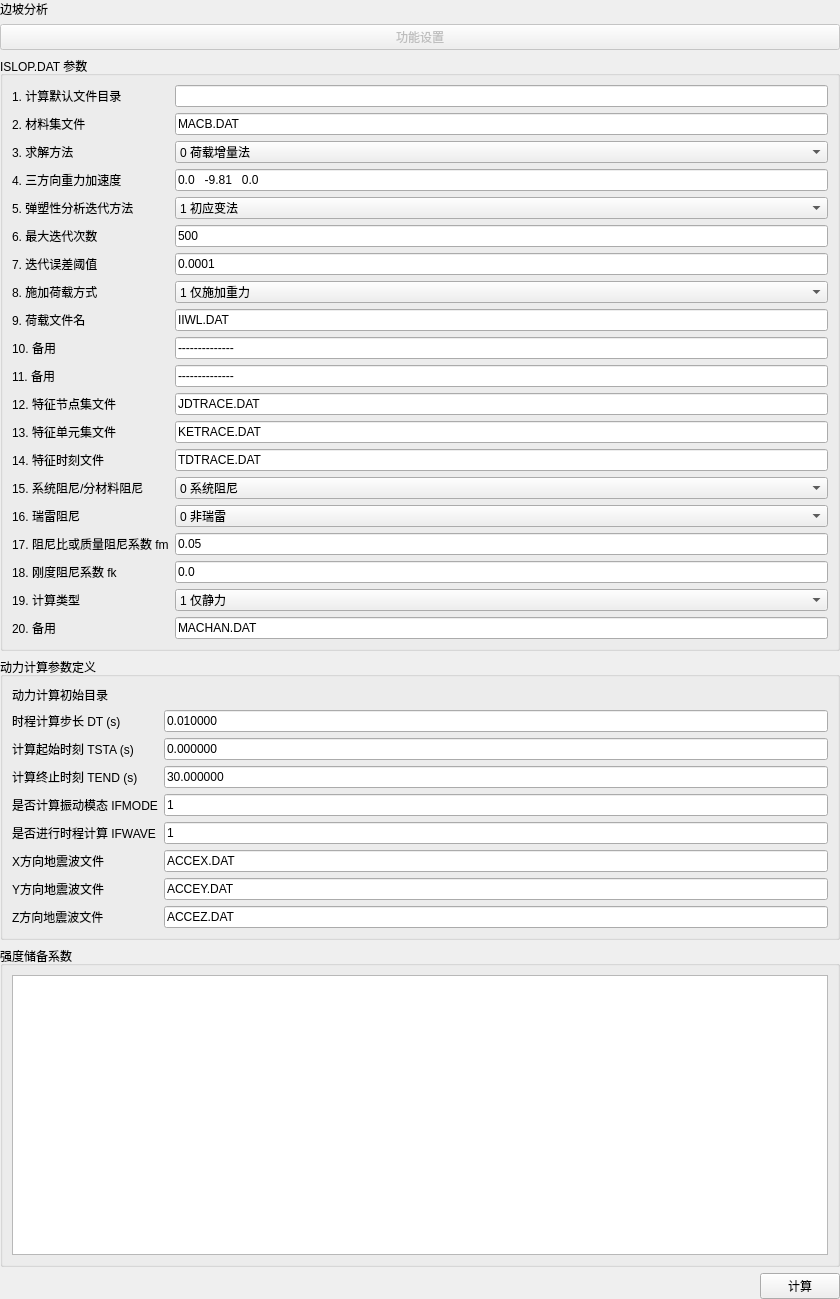
First picture: the form in plugins/Base_Slover/SlopeStabilityWidget.ui, repository asd977/base_cae, before the edit.
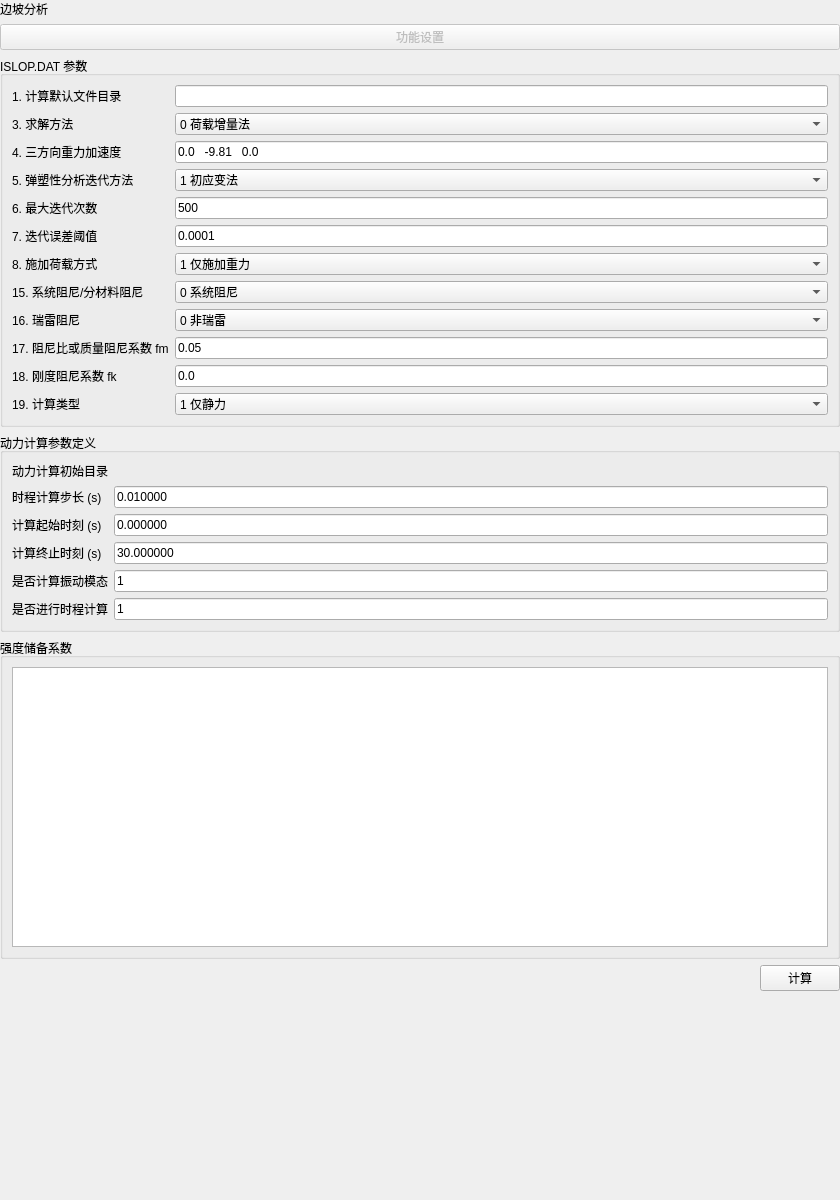
Second picture: the form after the edit.

Commit message: 精简边坡稳定分析界面固定项与英文变量名

```diff
--- a/plugins/Base_Slover/SlopeStabilityWidget.ui
+++ b/plugins/Base_Slover/SlopeStabilityWidget.ui
@@ -26,8 +26,6 @@
      <layout class="QFormLayout" name="formLayout">
       <item row="0" column="0"><widget class="QLabel" name="label1"><property name="text"><string>1. 计算默认文件目录</string></property></widget></item>
       <item row="0" column="1"><widget class="QLineEdit" name="line1Edit"><property name="readOnly"><bool>true</bool></property></widget></item>
-      <item row="1" column="0"><widget class="QLabel" name="label2"><property name="text"><string>2. 材料集文件</string></property></widget></item>
-      <item row="1" column="1"><widget class="QLineEdit" name="line2Edit"><property name="text"><string>MACB.DAT</string></property></widget></item>
       <item row="2" column="0"><widget class="QLabel" name="label3"><property name="text"><string>3. 求解方法</string></property></widget></item>
       <item row="2" column="1"><widget class="QComboBox" name="line3Combo"><item><property name="text"><string>0 荷载增量法</string></property></item><item><property name="text"><string>1 强度储备法(降C)</string></property></item><item><property name="text"><string>2 强度储备法(降F)</string></property></item><item><property name="text"><string>3 强度储备法(同时降C/F)</string></property></item><item><property name="text"><string>4 强度储备法(同时降E/C/F)</string></property></item></widget></item>
       <item row="3" column="0"><widget class="QLabel" name="label4"><property name="text"><string>4. 三方向重力加速度</string></property></widget></item>
@@ -40,18 +38,6 @@
       <item row="6" column="1"><widget class="QLineEdit" name="line7Edit"><property name="text"><string>0.0001</string></property></widget></item>
       <item row="7" column="0"><widget class="QLabel" name="label8"><property name="text"><string>8. 施加荷载方式</string></property></widget></item>
       <item row="7" column="1"><widget class="QComboBox" name="line8Combo"><item><property name="text"><string>1 仅施加重力</string></property></item><item><property name="text"><string>2 按 IIWL.DAT 施加</string></property></item></widget></item>
-      <item row="8" column="0"><widget class="QLabel" name="label9"><property name="text"><string>9. 荷载文件名</string></property></widget></item>
-      <item row="8" column="1"><widget class="QLineEdit" name="line9Edit"><property name="text"><string>IIWL.DAT</string></property></widget></item>
-      <item row="9" column="0"><widget class="QLabel" name="label10"><property name="text"><string>10. 备用</string></property></widget></item>
-      <item row="9" column="1"><widget class="QLineEdit" name="line10Edit"><property name="text"><string>--------------</string></property></widget></item>
-      <item row="10" column="0"><widget class="QLabel" name="label11"><property name="text"><string>11. 备用</string></property></widget></item>
-      <item row="10" column="1"><widget class="QLineEdit" name="line11Edit"><property name="text"><string>--------------</string></property></widget></item>
-      <item row="11" column="0"><widget class="QLabel" name="label12"><property name="text"><string>12. 特征节点集文件</string></property></widget></item>
-      <item row="11" column="1"><widget class="QLineEdit" name="line12Edit"><property name="text"><string>JDTRACE.DAT</string></property></widget></item>
-      <item row="12" column="0"><widget class="QLabel" name="label13"><property name="text"><string>13. 特征单元集文件</string></property></widget></item>
-      <item row="12" column="1"><widget class="QLineEdit" name="line13Edit"><property name="text"><string>KETRACE.DAT</string></property></widget></item>
-      <item row="13" column="0"><widget class="QLabel" name="label14"><property name="text"><string>14. 特征时刻文件</string></property></widget></item>
-      <item row="13" column="1"><widget class="QLineEdit" name="line14Edit"><property name="text"><string>TDTRACE.DAT</string></property></widget></item>
       <item row="14" column="0"><widget class="QLabel" name="label15"><property name="text"><string>15. 系统阻尼/分材料阻尼</string></property></widget></item>
       <item row="14" column="1"><widget class="QComboBox" name="line15Combo"><item><property name="text"><string>0 系统阻尼</string></property></item><item><property name="text"><string>1 分材料阻尼</string></property></item></widget></item>
       <item row="15" column="0"><widget class="QLabel" name="label16"><property name="text"><string>16. 瑞雷阻尼</string></property></widget></item>
@@ -62,8 +48,6 @@
       <item row="17" column="1"><widget class="QLineEdit" name="line18Edit"><property name="text"><string>0.0</string></property></widget></item>
       <item row="18" column="0"><widget class="QLabel" name="label19"><property name="text"><string>19. 计算类型</string></property></widget></item>
       <item row="18" column="1"><widget class="QComboBox" name="line19Combo"><item><property name="text"><string>1 仅静力</string></property></item><item><property name="text"><string>2 仅动力</string></property></item><item><property name="text"><string>3 静力+动力</string></property></item></widget></item>
-      <item row="19" column="0"><widget class="QLabel" name="label20"><property name="text"><string>20. 备用</string></property></widget></item>
-      <item row="19" column="1"><widget class="QLineEdit" name="line20Edit"><property name="text"><string>MACHAN.DAT</string></property></widget></item>
      </layout>
     </widget>
    </item>
@@ -73,22 +57,16 @@
      <layout class="QFormLayout" name="dynamicForm">
       <item row="0" column="0"><widget class="QLabel" name="d1"><property name="text"><string>动力计算初始目录</string></property></widget></item>
       <item row="0" column="1"><widget class="QLabel" name="caseDirLabel"><property name="text"><string/></property></widget></item>
-      <item row="1" column="0"><widget class="QLabel" name="d2"><property name="text"><string>时程计算步长 DT (s)</string></property></widget></item>
+      <item row="1" column="0"><widget class="QLabel" name="d2"><property name="text"><string>时程计算步长 (s)</string></property></widget></item>
       <item row="1" column="1"><widget class="QLineEdit" name="dtEdit"><property name="text"><string>0.010000</string></property></widget></item>
-      <item row="2" column="0"><widget class="QLabel" name="d3"><property name="text"><string>计算起始时刻 TSTA (s)</string></property></widget></item>
+      <item row="2" column="0"><widget class="QLabel" name="d3"><property name="text"><string>计算起始时刻 (s)</string></property></widget></item>
       <item row="2" column="1"><widget class="QLineEdit" name="tstaEdit"><property name="text"><string>0.000000</string></property></widget></item>
-      <item row="3" column="0"><widget class="QLabel" name="d4"><property name="text"><string>计算终止时刻 TEND (s)</string></property></widget></item>
+      <item row="3" column="0"><widget class="QLabel" name="d4"><property name="text"><string>计算终止时刻 (s)</string></property></widget></item>
       <item row="3" column="1"><widget class="QLineEdit" name="tendEdit"><property name="text"><string>30.000000</string></property></widget></item>
-      <item row="4" column="0"><widget class="QLabel" name="d5"><property name="text"><string>是否计算振动模态 IFMODE</string></property></widget></item>
+      <item row="4" column="0"><widget class="QLabel" name="d5"><property name="text"><string>是否计算振动模态</string></property></widget></item>
       <item row="4" column="1"><widget class="QLineEdit" name="ifModeEdit"><property name="text"><string>1</string></property></widget></item>
-      <item row="5" column="0"><widget class="QLabel" name="d6"><property name="text"><string>是否进行时程计算 IFWAVE</string></property></widget></item>
+      <item row="5" column="0"><widget class="QLabel" name="d6"><property name="text"><string>是否进行时程计算</string></property></widget></item>
       <item row="5" column="1"><widget class="QLineEdit" name="ifWaveEdit"><property name="text"><string>1</string></property></widget></item>
-      <item row="6" column="0"><widget class="QLabel" name="d7"><property name="text"><string>X方向地震波文件</string></property></widget></item>
-      <item row="6" column="1"><widget class="QLineEdit" name="accXEdit"><property name="text"><string>ACCEX.DAT</string></property></widget></item>
-      <item row="7" column="0"><widget class="QLabel" name="d8"><property name="text"><string>Y方向地震波文件</string></property></widget></item>
-      <item row="7" column="1"><widget class="QLineEdit" name="accYEdit"><property name="text"><string>ACCEY.DAT</string></property></widget></item>
-      <item row="8" column="0"><widget class="QLabel" name="d9"><property name="text"><string>Z方向地震波文件</string></property></widget></item>
-      <item row="8" column="1"><widget class="QLineEdit" name="accZEdit"><property name="text"><string>ACCEZ.DAT</string></property></widget></item>
      </layout>
     </widget>
    </item>
```
The commit also changes 1 other file.
